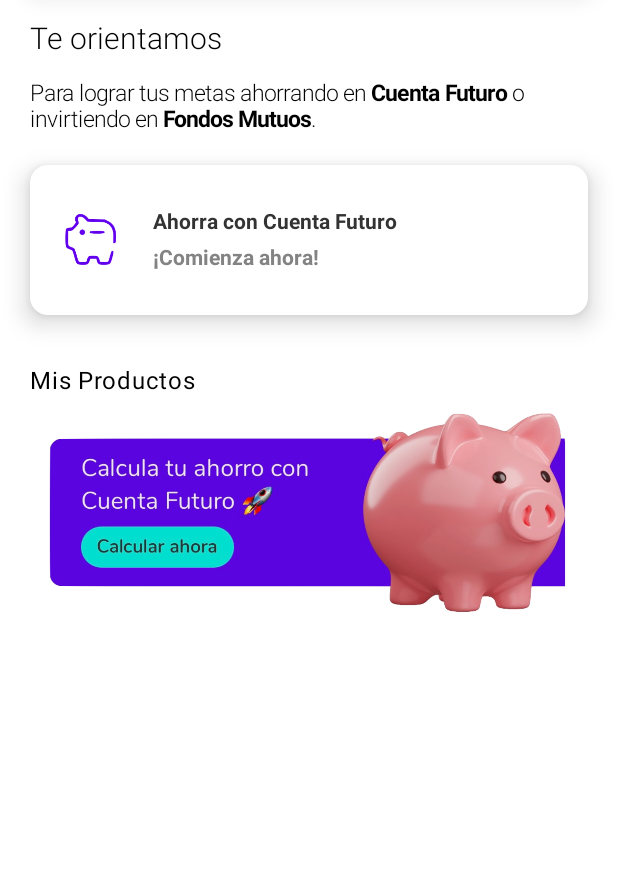
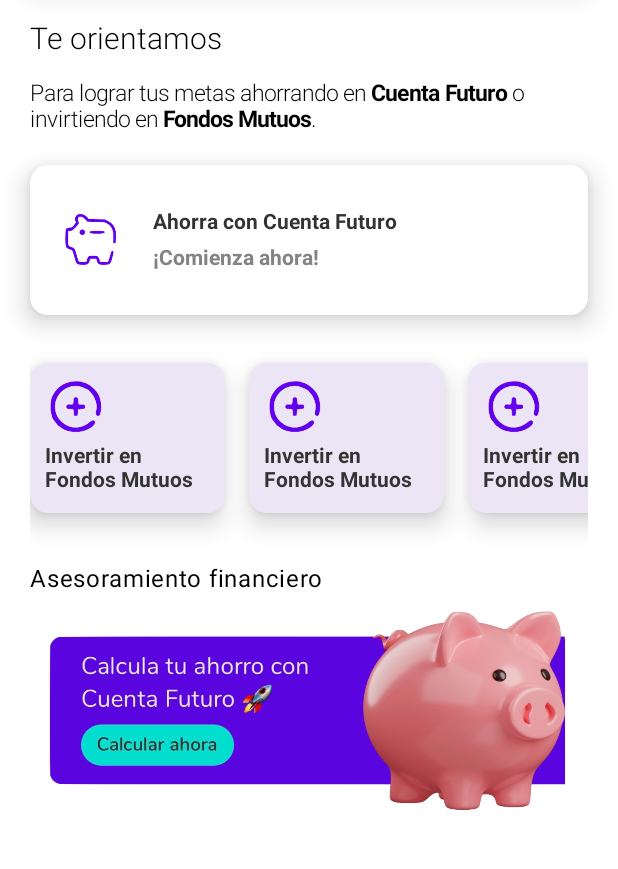
Before and after one commit to PabloZuVal/Mach, an Android app built with Jetpack Compose: the @Preview function PreviewInversionesScreen, on a phone screen of 412 x 824 dp, the part 159-1028 px from its top. Run offline under Robolectric (Android 15) with nearby library versions, the light colour scheme and no system bars.

Commit message:
🚧 Finish page invests

```diff
--- a/app/src/main/AndroidManifest.xml
+++ b/app/src/main/AndroidManifest.xml
@@ -20,17 +20,17 @@
             android:exported="true"
             android:label="@string/title_activity_splash"
             android:theme="@style/Theme.Mach">
+            <intent-filter>
+                <action android:name="android.intent.action.MAIN" />
+
+                <category android:name="android.intent.category.LAUNCHER" />
+            </intent-filter>
         </activity>
         <activity
             android:name=".MainActivity"
             android:exported="true"
             android:label="@string/app_name"
             android:theme="@style/Theme.Mach">
-            <intent-filter>
-                <action android:name="android.intent.action.MAIN" />
-
-                <category android:name="android.intent.category.LAUNCHER" />
-            </intent-filter>
         </activity>
     </application>
 
--- a/app/src/main/java/com/pablozv/mach/feature/inversiones/ui/InversionesScreen.kt
+++ b/app/src/main/java/com/pablozv/mach/feature/inversiones/ui/InversionesScreen.kt
@@ -31,9 +31,8 @@ import androidx.compose.ui.unit.dp
 import androidx.compose.ui.unit.sp
 import com.pablozv.mach.R
 import com.pablozv.mach.ui.theme.MachTheme
-import com.pablozv.mach.ui.composable.MeetMachCard
 import com.pablozv.mach.ui.composable.RectangleCard
-import com.pablozv.mach.ui.composable.SquareCard
+import com.pablozv.mach.ui.composable.ScrollInvest
 
 @Composable
 fun InversionesScreen(){
@@ -132,14 +131,7 @@ fun InversionesScreen(){
             )
         )
         Spacer(modifier = Modifier.size(16.dp))
-//        Text(
-//            text = "Para lograr tus metas ahorrando en **Cuenta Futuro** o invirtiendo en **Fondos Mutuos.**",
-//            style = TextStyle(
-//                fontSize = 15.sp,
-//                fontWeight = FontWeight.W300,
-//                color = Color.Black
-//            )
-//        )
+
         Text(
             text = buildAnnotatedString {
                 append("Para lograr tus metas ahorrando en ")
@@ -166,11 +158,13 @@ fun InversionesScreen(){
             "icon2_2",
         )
 
-        //add scroll of cards
+        Spacer(modifier = Modifier.size(16.dp))
 
+        ScrollInvest()
+        Spacer(modifier = Modifier.size(16.dp))
 
-        Spacer(modifier = Modifier.size(32.dp))
-        Text("Mis Productos")
+        Text("Asesoramiento financiero")
+
         Box(
             modifier = Modifier.fillMaxWidth()
         ) {
@@ -180,7 +174,6 @@ fun InversionesScreen(){
                 modifier = Modifier.fillMaxWidth()
             )
         }
-//        Spacer(modifier = Modifier.size(16.dp))
 
     }
 }
--- /dev/null
+++ b/app/src/main/java/com/pablozv/mach/ui/composable/OptionInvestCard.kt
@@ -0,0 +1,103 @@
+package com.pablozv.mach.ui.composable
+
+import androidx.compose.foundation.background
+import androidx.compose.foundation.layout.Arrangement
+import androidx.compose.foundation.layout.Column
+import androidx.compose.foundation.layout.Spacer
+import androidx.compose.foundation.layout.fillMaxSize
+import androidx.compose.foundation.layout.height
+import androidx.compose.foundation.layout.padding
+import androidx.compose.foundation.layout.size
+import androidx.compose.material.icons.Icons
+import androidx.compose.material.icons.filled.AccountCircle
+import androidx.compose.material3.Card
+import androidx.compose.material3.CardDefaults
+import androidx.compose.material3.CardElevation
+import androidx.compose.material3.Icon
+import androidx.compose.material3.MaterialTheme
+import androidx.compose.material3.Text
+import androidx.compose.runtime.Composable
+import androidx.compose.runtime.remember
+import androidx.compose.ui.Alignment
+import androidx.compose.ui.Modifier
+import androidx.compose.ui.graphics.Color
+import androidx.compose.ui.graphics.vector.ImageVector
+import androidx.compose.ui.platform.LocalContext
+import androidx.compose.ui.res.painterResource
+import androidx.compose.ui.text.TextStyle
+import androidx.compose.ui.text.font.FontWeight
+import androidx.compose.ui.tooling.preview.Preview
+import androidx.compose.ui.unit.dp
+import androidx.compose.ui.unit.sp
+import com.pablozv.mach.R
+import com.pablozv.mach.ui.theme.MachTheme
+
+@Composable
+fun OptionInvestCard(title: String = "Default title", iconName: String = ""){
+
+    val context = LocalContext.current
+    val iconId = remember(iconName) {
+        if (iconName.isEmpty()) {
+            0
+        } else {
+            context.resources.getIdentifier(iconName, "drawable", context.packageName)
+        }
+    }
+
+    Card(
+        modifier = Modifier
+            .size(width = 130.dp, height = 100.dp)
+        ,
+        elevation = CardDefaults.elevatedCardElevation(
+            defaultElevation = 10.dp
+        ),
+        colors = CardDefaults.cardColors(
+            containerColor = Color(0xFFECE5F5),
+        ),
+
+    ){
+        Column(
+            horizontalAlignment = Alignment.Start,
+            modifier = Modifier
+                .weight(1f)
+                .padding(10.dp)
+                .background(Color.Transparent)
+        ) {
+
+            Icon(
+                painter = if(iconId != 0) painterResource(id = iconId) else painterResource(id = R.drawable.icon1),
+                contentDescription = "",
+                modifier = Modifier.size(40.dp),
+                tint = MaterialTheme.colorScheme.primary
+            )
+            Spacer(modifier = Modifier.height(4.dp))
+            Text(
+                text = title,
+                color = MaterialTheme.colorScheme.secondary,
+                style = TextStyle(
+                    fontSize = 14.sp,
+                    fontWeight = FontWeight.Bold
+                )
+            )
+        }
+    }
+
+
+}
+
+@Preview(showBackground = true)
+@Composable
+fun PreviewOptionInvestCard(){
+    MachTheme {
+        Column(
+            modifier = Modifier
+                .size(200.dp)
+                .background(MaterialTheme.colorScheme.background),
+            horizontalAlignment = Alignment.CenterHorizontally,
+            verticalArrangement = Arrangement.Center
+
+        ) {
+            OptionInvestCard("Invertir en \nFondos Mutuos", "icon_plus")
+        }
+    }
+}
--- /dev/null
+++ b/app/src/main/java/com/pablozv/mach/ui/composable/ScrollInvest.kt
@@ -0,0 +1,45 @@
+package com.pablozv.mach.ui.composable
+
+import androidx.compose.foundation.horizontalScroll
+import androidx.compose.foundation.layout.Box
+import androidx.compose.foundation.layout.Row
+import androidx.compose.foundation.layout.fillMaxWidth
+import androidx.compose.foundation.layout.padding
+import androidx.compose.foundation.rememberScrollState
+import androidx.compose.runtime.Composable
+import androidx.compose.ui.Modifier
+import androidx.compose.ui.unit.dp
+
+@Composable
+fun ScrollInvest(){
+    val scrollState2 = rememberScrollState()
+    Row(
+        modifier = Modifier
+            .horizontalScroll(state = scrollState2)
+            .fillMaxWidth()
+            .padding(vertical = 16.dp),
+    ){
+        Box(
+            Modifier.padding(end = 8.dp)
+                .fillMaxWidth()
+        ){
+            OptionInvestCard("Invertir en \n" + "Fondos Mutuos", "icon_plus")
+        }
+        Box(
+            Modifier.padding(horizontal = 8.dp)
+        ){
+            OptionInvestCard("Invertir en \n" + "Fondos Mutuos", "icon_plus")
+        }
+        Box(
+            Modifier.padding(horizontal = 8.dp)
+        ){
+            OptionInvestCard("Invertir en \n" + "Fondos Mutuos", "icon_plus")
+        }
+        Box(
+            Modifier.padding(horizontal = 8.dp)
+        ){
+            OptionInvestCard("Invertir en \n" + "Fondos Mutuos", "icon_plus")
+        }
+
+    }
+}
```
Also changed, not shown: app/src/main/res/drawable/icon_plus.png (added).
